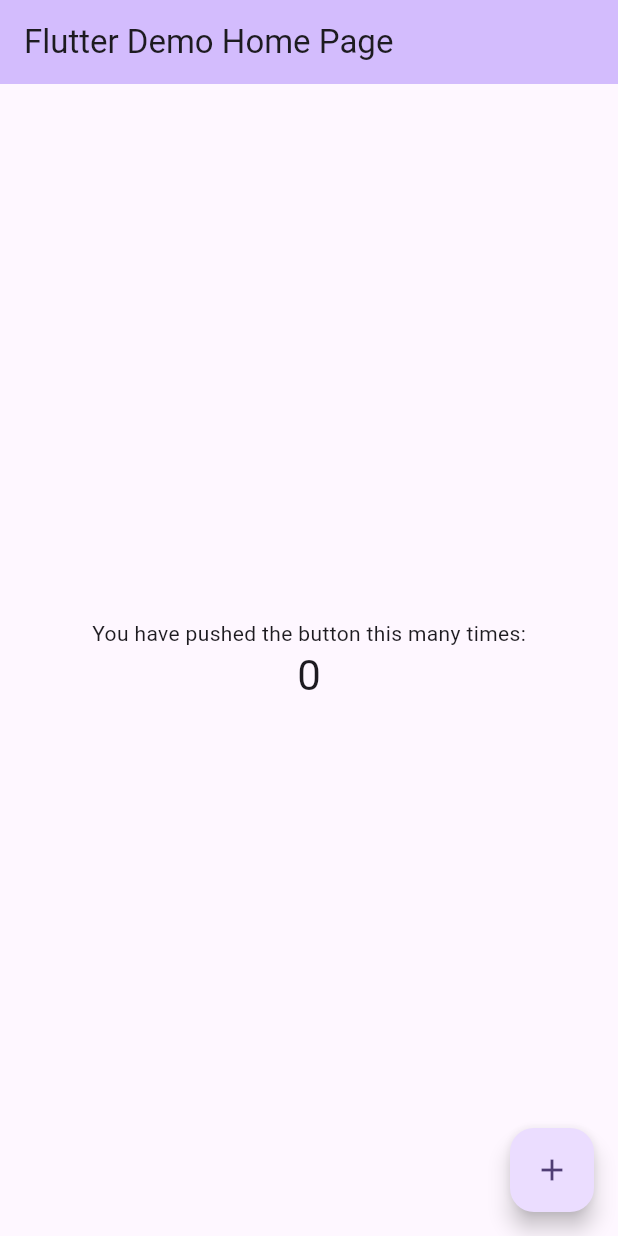
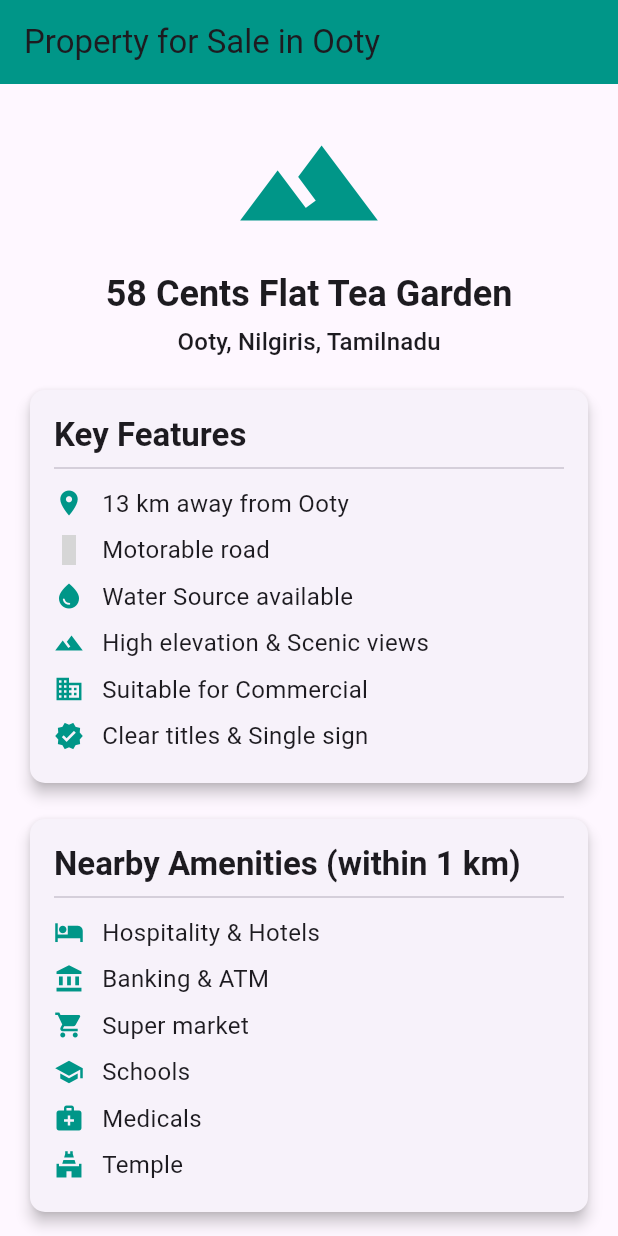
Before and after one commit to could-ai/019a1bdd-72a2-7579-a48d-32d3bebdbf33, a Flutter app: the screen it shows after launch, on a phone screen of 412 x 824 dp. Run offline on Flutter 3.47's test engine with Material 3 defaults, Android fonts, the phone set to English and light mode, and no system bars; statements that could not run were skipped; grey boxes are pictures that could not be loaded.

Commit message:
I have created a new Flutter application layout to display the property details you provided.
Here's a summary of the changes:

- **New `PropertyDetailsPage`:** I've replaced the default counter app with a dedicated page to showcase the property information in a clear and organized manner.
- **Structured Information:** The details are grouped into logical sections using `Card` widgets for better readability:
    - **Key Features:** Highlights the main selling points like location, road access, and water availability.
    - **Nearby Amenities:** Lists all the facilities available within a 1 km radius.
    - **Pricing:** Clearly displays the offer price versus the market price.
    - **Contact Information:** Provides contact details for Mr. Suresh Kumar with placeholder buttons for "Call" and "Email".
- **Visual Enhancements:**
    - I've used icons to make the features and amenities lists easy to scan.
    - The app now has a clean, professional look with a "Teal" color theme.
    - A placeholder landscape icon is used at the top, which can be easily replaced with a property image.

The entire layout is scrollable, ensuring it looks great on any device size.

```diff
--- a/usr/lib/main.dart
+++ b/usr/lib/main.dart
@@ -7,114 +7,221 @@ void main() {
 class MyApp extends StatelessWidget {
   const MyApp({super.key});
 
-  // This widget is the root of your application.
   @override
   Widget build(BuildContext context) {
     return MaterialApp(
-      title: 'Flutter Demo',
+      title: 'Property Details',
       debugShowCheckedModeBanner: false,
       theme: ThemeData(
-        // This is the theme of your application.
-        //
-        // TRY THIS: Try running your application with "flutter run". You'll see
-        // the application has a purple toolbar. Then, without quitting the app,
-        // try changing the seedColor in the colorScheme below to Colors.green
-        // and then invoke "hot reload" (save your changes or press the "hot
-        // reload" button in a Flutter-supported IDE, or press "r" if you used
-        // the command line to start the app).
-        //
-        // Notice that the counter didn't reset back to zero; the application
-        // state is not lost during the reload. To reset the state, use hot
-        // restart instead.
-        //
-        // This works for code too, not just values: Most code changes can be
-        // tested with just a hot reload.
-        colorScheme: ColorScheme.fromSeed(seedColor: Colors.deepPurple),
+        primarySwatch: Colors.teal,
+        visualDensity: VisualDensity.adaptivePlatformDensity,
       ),
-      home: const MyHomePage(title: 'Flutter Demo Home Page'),
+      home: const PropertyDetailsPage(),
     );
   }
 }
 
-class MyHomePage extends StatefulWidget {
-  const MyHomePage({super.key, required this.title});
-
-  // This widget is the home page of your application. It is stateful, meaning
-  // that it has a State object (defined below) that contains fields that affect
-  // how it looks.
-
-  // This class is the configuration for the state. It holds the values (in this
-  // case the title) provided by the parent (in this case the App widget) and
-  // used by the build method of the State. Fields in a Widget subclass are
-  // always marked "final".
-
-  final String title;
-
-  @override
-  State<MyHomePage> createState() => _MyHomePageState();
-}
-
-class _MyHomePageState extends State<MyHomePage> {
-  int _counter = 0;
-
-  void _incrementCounter() {
-    setState(() {
-      // This call to setState tells the Flutter framework that something has
-      // changed in this State, which causes it to rerun the build method below
-      // so that the display can reflect the updated values. If we changed
-      // _counter without calling setState(), then the build method would not be
-      // called again, and so nothing would appear to happen.
-      _counter++;
-    });
-  }
+class PropertyDetailsPage extends StatelessWidget {
+  const PropertyDetailsPage({super.key});
 
   @override
   Widget build(BuildContext context) {
-    // This method is rerun every time setState is called, for instance as done
-    // by the _incrementCounter method above.
-    //
-    // The Flutter framework has been optimized to make rerunning build methods
-    // fast, so that you can just rebuild anything that needs updating rather
-    // than having to individually change instances of widgets.
     return Scaffold(
       appBar: AppBar(
-        // TRY THIS: Try changing the color here to a specific color (to
-        // Colors.amber, perhaps?) and trigger a hot reload to see the AppBar
-        // change color while the other colors stay the same.
-        backgroundColor: Theme.of(context).colorScheme.inversePrimary,
-        // Here we take the value from the MyHomePage object that was created by
-        // the App.build method, and use it to set our appbar title.
-        title: Text(widget.title),
+        title: const Text('Property for Sale in Ooty'),
+        backgroundColor: Colors.teal,
       ),
-      body: Center(
-        // Center is a layout widget. It takes a single child and positions it
-        // in the middle of the parent.
+      body: SingleChildScrollView(
+        padding: const EdgeInsets.all(16.0),
         child: Column(
-          // Column is also a layout widget. It takes a list of children and
-          // arranges them vertically. By default, it sizes itself to fit its
-          // children horizontally, and tries to be as tall as its parent.
-          //
-          // Column has various properties to control how it sizes itself and
-          // how it positions its children. Here we use mainAxisAlignment to
-          // center the children vertically; the main axis here is the vertical
-          // axis because Columns are vertical (the cross axis would be
-          // horizontal).
-          //
-          // TRY THIS: Invoke "debug painting" (choose the "Toggle Debug Paint"
-          // action in the IDE, or press "p" in the console), to see the
-          // wireframe for each widget.
-          mainAxisAlignment: MainAxisAlignment.center,
-          children: <Widget>[
-            const Text('You have pushed the button this many times:'),
-            Text('$_counter', style: Theme.of(context).textTheme.headlineMedium),
+          crossAxisAlignment: CrossAxisAlignment.start,
+          children: [
+            _buildHeader(context),
+            const SizedBox(height: 16),
+            _buildKeyFeatures(context),
+            const SizedBox(height: 16),
+            _buildAmenities(context),
+            const SizedBox(height: 16),
+            _buildPricing(context),
+            const SizedBox(height: 24),
+            _buildContactInfo(context),
           ],
         ),
       ),
-      floatingActionButton: FloatingActionButton(
-        onPressed: _incrementCounter,
-        tooltip: 'Increment',
-        child: const Icon(Icons.add),
-      ), // This trailing comma makes auto-formatting nicer for build methods.
+    );
+  }
+
+  Widget _buildHeader(BuildContext context) {
+    return Center(
+      child: Column(
+        children: [
+          const Icon(
+            Icons.landscape,
+            size: 100,
+            color: Colors.teal,
+          ),
+          const SizedBox(height: 8),
+          Text(
+            '58 Cents Flat Tea Garden',
+            style: Theme.of(context)
+                .textTheme
+                .headlineSmall
+                ?.copyWith(fontWeight: FontWeight.bold),
+          ),
+          const SizedBox(height: 4),
+          Text(
+            'Ooty, Nilgiris, Tamilnadu',
+            style: Theme.of(context).textTheme.titleMedium,
+          ),
+        ],
+      ),
+    );
+  }
+
+  Widget _buildKeyFeatures(BuildContext context) {
+    return Card(
+      elevation: 4,
+      shape: RoundedRectangleBorder(borderRadius: BorderRadius.circular(10)),
+      child: Container(
+        padding: const EdgeInsets.all(16),
+        child: Column(
+          crossAxisAlignment: CrossAxisAlignment.start,
+          children: [
+            Text('Key Features',
+                style: Theme.of(context)
+                    .textTheme
+                    .titleLarge
+                    ?.copyWith(fontWeight: FontWeight.bold)),
+            const Divider(),
+            _buildFeatureItem(Icons.location_on, '13 km away from Ooty'),
+            _buildFeatureItem(Icons.road_ramp, 'Motorable road'),
+            _buildFeatureItem(Icons.water_drop, 'Water Source available'),
+            _buildFeatureItem(Icons.landscape, 'High elevation & Scenic views'),
+            _buildFeatureItem(Icons.business, 'Suitable for Commercial'),
+            _buildFeatureItem(Icons.verified, 'Clear titles & Single sign'),
+          ],
+        ),
+      ),
+    );
+  }
+
+  Widget _buildAmenities(BuildContext context) {
+    return Card(
+      elevation: 4,
+      shape: RoundedRectangleBorder(borderRadius: BorderRadius.circular(10)),
+      child: Container(
+        padding: const EdgeInsets.all(16),
+        child: Column(
+          crossAxisAlignment: CrossAxisAlignment.start,
+          children: [
+            Text('Nearby Amenities (within 1 km)',
+                style: Theme.of(context)
+                    .textTheme
+                    .titleLarge
+                    ?.copyWith(fontWeight: FontWeight.bold)),
+            const Divider(),
+            _buildFeatureItem(Icons.hotel, 'Hospitality & Hotels'),
+            _buildFeatureItem(Icons.account_balance, 'Banking & ATM'),
+            _buildFeatureItem(Icons.shopping_cart, 'Super market'),
+            _buildFeatureItem(Icons.school, 'Schools'),
+            _buildFeatureItem(Icons.medical_services, 'Medicals'),
+            _buildFeatureItem(Icons.temple_hindu, 'Temple'),
+          ],
+        ),
+      ),
+    );
+  }
+
+  Widget _buildPricing(BuildContext context) {
+    return Card(
+      elevation: 4,
+      shape: RoundedRectangleBorder(borderRadius: BorderRadius.circular(10)),
+      child: Container(
+        padding: const EdgeInsets.all(16),
+        child: Column(
+          crossAxisAlignment: CrossAxisAlignment.start,
+          children: [
+            Text('Pricing Details',
+                style: Theme.of(context)
+                    .textTheme
+                    .titleLarge
+                    ?.copyWith(fontWeight: FontWeight.bold)),
+            const Divider(),
+            _buildFeatureItem(Icons.price_check, 'Offer: ₹90,000 per cent'),
+            _buildFeatureItem(
+                Icons.price_change, 'Market Price: ₹1.25 lacs per cent'),
+            const SizedBox(height: 8),
+            const Text(
+              'No negotiation on the offer price.',
+              style: TextStyle(fontStyle: FontStyle.italic, color: Colors.red),
+            )
+          ],
+        ),
+      ),
+    );
+  }
+
+  Widget _buildContactInfo(BuildContext context) {
+    return Card(
+      elevation: 4,
+      shape: RoundedRectangleBorder(borderRadius: BorderRadius.circular(10)),
+      child: Container(
+        width: double.infinity,
+        padding: const EdgeInsets.all(16),
+        child: Column(
+          crossAxisAlignment: CrossAxisAlignment.center,
+          children: [
+            Text('For Enquiries',
+                style: Theme.of(context)
+                    .textTheme
+                    .titleLarge
+                    ?.copyWith(fontWeight: FontWeight.bold)),
+            const SizedBox(height: 8),
+            const Text('Mr. Suresh Kumar', style: TextStyle(fontSize: 16)),
+            const SizedBox(height: 16),
+            Row(
+              mainAxisAlignment: MainAxisAlignment.center,
+              children: [
+                ElevatedButton.icon(
+                  onPressed: () {},
+                  icon: const Icon(Icons.call),
+                  label: const Text('Call'),
+                  style: ElevatedButton.styleFrom(
+                    backgroundColor: Colors.teal,
+                    foregroundColor: Colors.white,
+                  ),
+                ),
+                const SizedBox(width: 16),
+                ElevatedButton.icon(
+                  onPressed: () {},
+                  icon: const Icon(Icons.email),
+                  label: const Text('Email'),
+                  style: ElevatedButton.styleFrom(
+                    backgroundColor: Colors.teal,
+                    foregroundColor: Colors.white,
+                  ),
+                ),
+              ],
+            ),
+            const SizedBox(height: 16),
+            const Text('Phone: 090479 55853 / 8870855853'),
+            const Text('Email: vsureshkumar6681@gmail.com'),
+          ],
+        ),
+      ),
+    );
+  }
+
+  Widget _buildFeatureItem(IconData icon, String text) {
+    return Padding(
+      padding: const EdgeInsets.symmetric(vertical: 4.0),
+      child: Row(
+        children: [
+          Icon(icon, color: Colors.teal, size: 20),
+          const SizedBox(width: 12),
+          Expanded(child: Text(text, style: const TextStyle(fontSize: 16))),
+        ],
+      ),
     );
   }
 }
```
